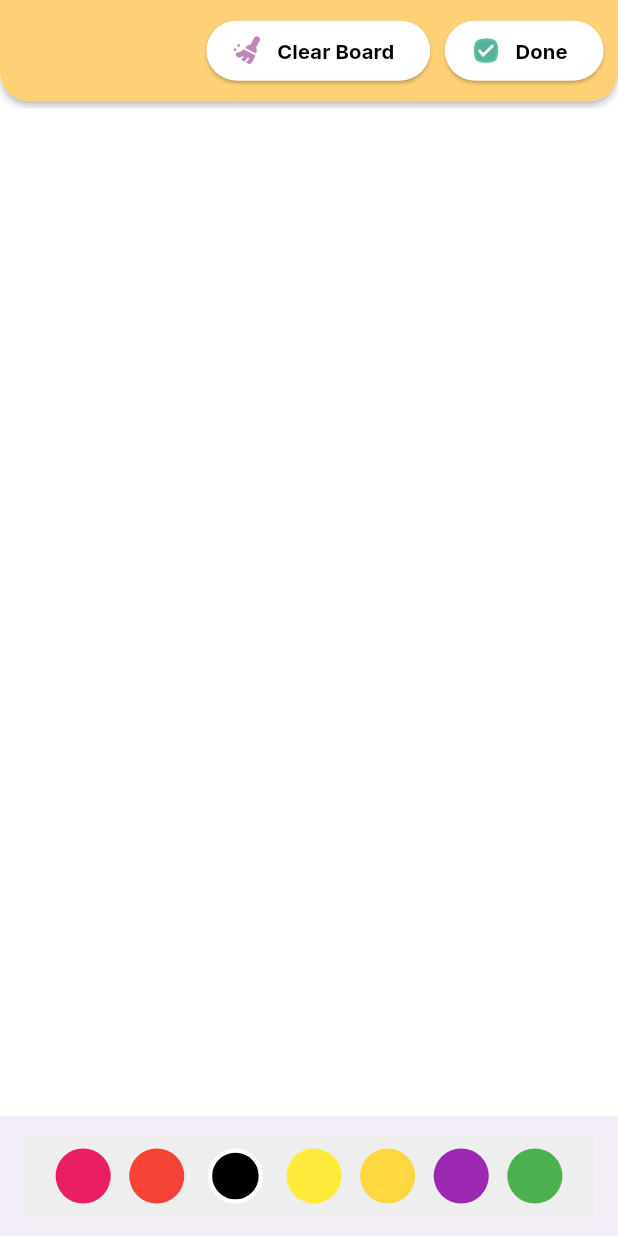
After one commit to Gaith-Kozali/kinder_connect, a Flutter app: the BoardScreen screen opened by its route, after a tap on "Clear Board", on a phone screen of 412 x 824 dp. The commit adds this screen. Run offline on Flutter 3.47's test engine with Material 3 defaults, Android fonts, the phone set to English and light mode, and no system bars; drawn by our look-alikes of screenshot; our stand-ins replace flutter_screenutil, flutter_svg, go_router, google_fonts, pinput; missing offline and left inert: model_viewer_plus.

Commit message:
add border screen

```diff
--- a/lib/Cores/app_colors.dart
+++ b/lib/Cores/app_colors.dart
@@ -3,6 +3,7 @@ import 'package:flutter/material.dart';
 class AppColors {
   static const Color backgroundColor = Color(0xFF7894FF);
   static const Color primaryColor = Color(0xFFFFBE5F);
+  static const Color secondaryColor = Color(0xFFBC85B8);
   static const Color lightYellow = Color(0xFFFFD176);
   static const Color formFieldBackground = Color(0xFFD9D9D9);
   static const List<Color> redList = [Color(0xFFFF676A), Color(0xFFFFA9A2)];
--- a/lib/Cores/app_images.dart
+++ b/lib/Cores/app_images.dart
@@ -16,9 +16,13 @@ class AppImages {
   static String handImg = "assets/images/handImg.png";
   static String mapImg = "assets/images/mapImg.png";
   static String forgotPasswordImg = "assets/images/forgot_password_img.png";
+  static String robotImg = "assets/images/robotImg.svg";
+  static String earthImg = "assets/images/earthImg.svg";
   static String chatIcon = "assets/icons/chat_icon.png";
   static String microphoneIcon = "assets/icons/microphone_icon.png";
   static String homeIcon = "assets/icons/home_Icon.png";
   static String paperIcon = "assets/icons/paper_icon.png";
   static String backArrowIcon = "assets/icons/back_arrow_icon.png";
+  static String cleanIcon = "assets/icons/clean.png";
+  static String doneIcon = "assets/icons/done.png";
 }
--- a/lib/Cores/app_router.dart
+++ b/lib/Cores/app_router.dart
@@ -1,6 +1,10 @@
+import 'package:flutter/cupertino.dart';
 import 'package:go_router/go_router.dart';
 import 'package:kinder_connect/Features/authentication_feature/Presentation/Screens/get_started_screen.dart';
+import 'package:kinder_connect/Features/home_feature/domain/entities/letter.dart';
+import 'package:kinder_connect/Features/home_feature/domain/entities/number.dart';
 import 'package:kinder_connect/Features/home_feature/domain/entities/super_class.dart';
+import 'package:kinder_connect/Features/home_feature/presentation/screens/board_screen.dart';
 import 'package:kinder_connect/Features/home_feature/presentation/screens/card_screen.dart';
 import 'package:kinder_connect/Features/home_feature/presentation/screens/learning_map_screen.dart';
 import 'package:kinder_connect/Features/home_feature/presentation/screens/model_screen.dart';
@@ -13,7 +17,7 @@ final router = GoRouter(
     GoRoute(
       path: '/',
       builder: (context, state) {
-        return GetStartedScreen();
+        return HomeScreen();
       },
     ),
     GoRoute(
@@ -43,5 +47,22 @@ final router = GoRouter(
           (context, state) =>
               LearningMapScreen(superClass: state.extra as SuperClass),
     ),
+    GoRoute(
+      name: BoardScreen.routeName,
+      path: "/board",
+      builder: (context, state) {
+        final data = state.extra;
+        Letter? letter = data is Letter ? data : null;
+        Number? number = data is Number ? data : null;
+        debugPrint(
+          "letter letter letter letter letter in app_router ${letter?.smallLetter}",
+        );
+        debugPrint(
+          "number number number number number number in app_router ${number?.symbol}",
+        );
+
+        return BoardScreen(number: number?.symbol, letter: letter?.smallLetter);
+      },
+    ),
   ],
 );
--- /dev/null
+++ b/lib/Features/home_feature/presentation/screens/board_screen.dart
@@ -0,0 +1,238 @@
+import 'dart:ui';
+import 'package:flutter/cupertino.dart';
+import 'package:flutter/material.dart';
+import 'package:flutter/rendering.dart';
+import 'package:flutter_screenutil/flutter_screenutil.dart';
+import 'package:google_fonts/google_fonts.dart';
+import 'package:kinder_connect/Cores/app_colors.dart';
+import 'package:kinder_connect/Cores/app_images.dart';
+import 'package:screenshot/screenshot.dart';
+
+class BoardScreen extends StatefulWidget {
+  const BoardScreen({super.key, this.letter, this.number});
+  final String? letter;
+  final String? number;
+  static const routeName = "BoardScreen";
+
+  @override
+  State<StatefulWidget> createState() => _DrawingBoardState();
+}
+
+class _DrawingBoardState extends State<BoardScreen> {
+  Color selectedColor = Colors.black;
+  double strokeWidth = 20;
+  List<DrawingPoint?> drawingPoints = [];
+  List<Color> colors = [
+    Colors.pink,
+    Colors.red,
+    Colors.black,
+    Colors.yellow,
+    Colors.amberAccent,
+    Colors.purple,
+    Colors.green,
+  ];
+
+  ScreenshotController screenshotController = ScreenshotController();
+
+  @override
+  Widget build(BuildContext context) {
+    return SafeArea(
+      child: Scaffold(
+        backgroundColor: Colors.white,
+        body: Stack(
+          children: [
+            Column(
+              children: [
+                Card(
+                  margin: EdgeInsets.all(0).copyWith(bottom: 5.h),
+                  elevation: 2,
+                  shape: OutlineInputBorder(
+                    borderSide: BorderSide.none,
+                    borderRadius: BorderRadius.vertical(
+                      bottom: Radius.circular(20).r,
+                    ),
+                  ),
+                  child: Container(
+                    decoration: BoxDecoration(
+                      color: AppColors.lightYellow,
+                      borderRadius: BorderRadius.vertical(
+                        bottom: const Radius.circular(20).r,
+                      ),
+                    ),
+                    padding: EdgeInsets.symmetric(
+                      vertical: 10.h,
+                      horizontal: 10.w,
+                    ),
+                    child: Row(
+                      mainAxisAlignment: MainAxisAlignment.end,
+                      children: [
+                        ElevatedButton.icon(
+                          onPressed: () => setState(() => drawingPoints = []),
+                          icon: Image.asset(
+                            AppImages.cleanIcon,
+                            width: 24.r,
+                            height: 24.r,
+                            color: AppColors.secondaryColor,
+                          ),
+                          label: Text(
+                            "Clear Board",
+                            style: GoogleFonts.inter(
+                              color: Colors.black,
+                              fontSize: 14,
+                              fontWeight: FontWeight.w700,
+                            ),
+                          ),
+                          style: const ButtonStyle(
+                            backgroundColor: MaterialStatePropertyAll<Color>(
+                              Colors.white,
+                            ),
+                          ),
+                        ),
+                        SizedBox(width: 10.w),
+                        ElevatedButton.icon(
+                          onPressed: () {},
+                          icon: Image.asset(
+                            AppImages.doneIcon,
+                            width: 24.r,
+                            height: 24.r,
+                          ),
+                          label: Text(
+                            "Done",
+                            style: GoogleFonts.inter(
+                              color: Colors.black,
+                              fontSize: 14,
+                              fontWeight: FontWeight.w700,
+                            ),
+                          ),
+                          style: const ButtonStyle(
+                            backgroundColor: MaterialStatePropertyAll<Color>(
+                              Colors.white,
+                            ),
+                          ),
+                        ),
+                      ],
+                    ),
+                  ),
+                ),
+                Expanded(
+                  child: GestureDetector(
+                    onPanStart: (details) {
+                      setState(() {
+                        drawingPoints.add(
+                          DrawingPoint(
+                            details.localPosition,
+                            Paint()
+                              ..color = selectedColor
+                              ..isAntiAlias = true
+                              ..strokeWidth = strokeWidth
+                              ..strokeCap = StrokeCap.round,
+                          ),
+                        );
+                      });
+                    },
+                    onPanUpdate: (details) {
+                      setState(() {
+                        drawingPoints.add(
+                          DrawingPoint(
+                            details.localPosition,
+                            Paint()
+                              ..color = selectedColor
+                              ..isAntiAlias = true
+                              ..strokeWidth = strokeWidth
+                              ..strokeCap = StrokeCap.round,
+                          ),
+                        );
+                      });
+                    },
+                    onPanEnd: (details) {
+                      setState(() {
+                        drawingPoints.add(null);
+                      });
+                    },
+                    child: Screenshot(
+                      controller: screenshotController,
+                      child: CustomPaint(
+                        foregroundPainter: _DrawingPainter(drawingPoints),
+                        child: Container(color: Colors.white),
+                      ),
+                    ),
+                  ),
+                ),
+              ],
+            ),
+          ],
+        ),
+        bottomNavigationBar: BottomAppBar(
+          child: Container(
+            color: Colors.grey[200],
+            padding: const EdgeInsets.all(10).r,
+            child: Row(
+              mainAxisAlignment: MainAxisAlignment.spaceEvenly,
+              children: List.generate(
+                colors.length,
+                (index) => _buildColorChose(colors[index]),
+              ),
+            ),
+          ),
+        ),
+      ),
+    );
+  }
+
+  Widget _buildColorChose(Color color) {
+    bool isSelected = selectedColor == color;
+    return GestureDetector(
+      onTap: () => setState(() => selectedColor = color),
+      child: Container(
+        height: isSelected ? 47.r : 40.r,
+        width: isSelected ? 47.r : 40.r,
+        decoration: BoxDecoration(
+          color: color,
+          shape: BoxShape.circle,
+          border:
+              isSelected ? Border.all(color: Colors.white, width: 3.w) : null,
+        ),
+      ),
+    );
+  }
+}
+
+class _DrawingPainter extends CustomPainter {
+  List<DrawingPoint?> drawingPoints;
+
+  _DrawingPainter(this.drawingPoints);
+
+  List<Offset> offsetsList = [];
+
+  @override
+  void paint(Canvas canvas, Size size) {
+    for (int i = 0; i < drawingPoints.length - 1; i++) {
+      if (drawingPoints[i] != null && drawingPoints[i + 1] != null) {
+        canvas.drawLine(
+          drawingPoints[i]!.offset,
+          drawingPoints[i + 1]!.offset,
+          drawingPoints[i]!.paint,
+        );
+      } else if (drawingPoints[i] != null && drawingPoints[i + 1] == null) {
+        offsetsList.clear();
+        offsetsList.add(drawingPoints[i]!.offset);
+
+        canvas.drawPoints(
+          PointMode.points,
+          offsetsList,
+          drawingPoints[i]!.paint,
+        );
+      }
+    }
+  }
+
+  @override
+  bool shouldRepaint(covariant CustomPainter oldDelegate) => true;
+}
+
+class DrawingPoint {
+  Offset offset;
+  Paint paint;
+
+  DrawingPoint(this.offset, this.paint);
+}
--- a/lib/Features/home_feature/presentation/screens/home_screen.dart
+++ b/lib/Features/home_feature/presentation/screens/home_screen.dart
@@ -30,7 +30,7 @@ class HomeScreen extends StatelessWidget {
               children: [
                 HomeAppbar(),
                 HorizontalHomeCard(),
-                SizedBox(height: 20.h),
+                SizedBox(height: 10.h),
                 Expanded(
                   child: GridView(
                     physics: NeverScrollableScrollPhysics(),
--- a/lib/Features/home_feature/presentation/widgets/home_appbar.dart
+++ b/lib/Features/home_feature/presentation/widgets/home_appbar.dart
@@ -13,7 +13,7 @@ class HomeAppbar extends StatelessWidget {
   @override
   Widget build(BuildContext context) {
     return Padding(
-      padding: EdgeInsets.only(bottom: 30.h),
+      padding: EdgeInsets.only(bottom: 20.h),
       child: Container(
         padding: EdgeInsets.symmetric(horizontal: 10.w),
         color: AppColors.backgroundColor,
--- a/pubspec.yaml
+++ b/pubspec.yaml
@@ -41,6 +41,7 @@ dependencies:
   flutter_bloc: ^9.1.0
   model_viewer_plus: ^1.9.3
   go_router: ^15.1.1
+  screenshot: ^3.0.0
 
 dev_dependencies:
   flutter_test:
```
Also changed, not shown: lib/Features/home_feature/presentation/screens/learning_map_screen.dart (+14 -3 lines), lib/Features/home_feature/presentation/screens/video_screen.dart (added, +10 -0 lines), lib/Features/home_feature/presentation/widgets/HorizontalHomeCard.dart (+21 -0 lines), assets/icons/clean.png (added), assets/icons/done.png (added), assets/images/earthImg.svg (added), assets/images/robotImg.svg (added), pubspec.lock.
